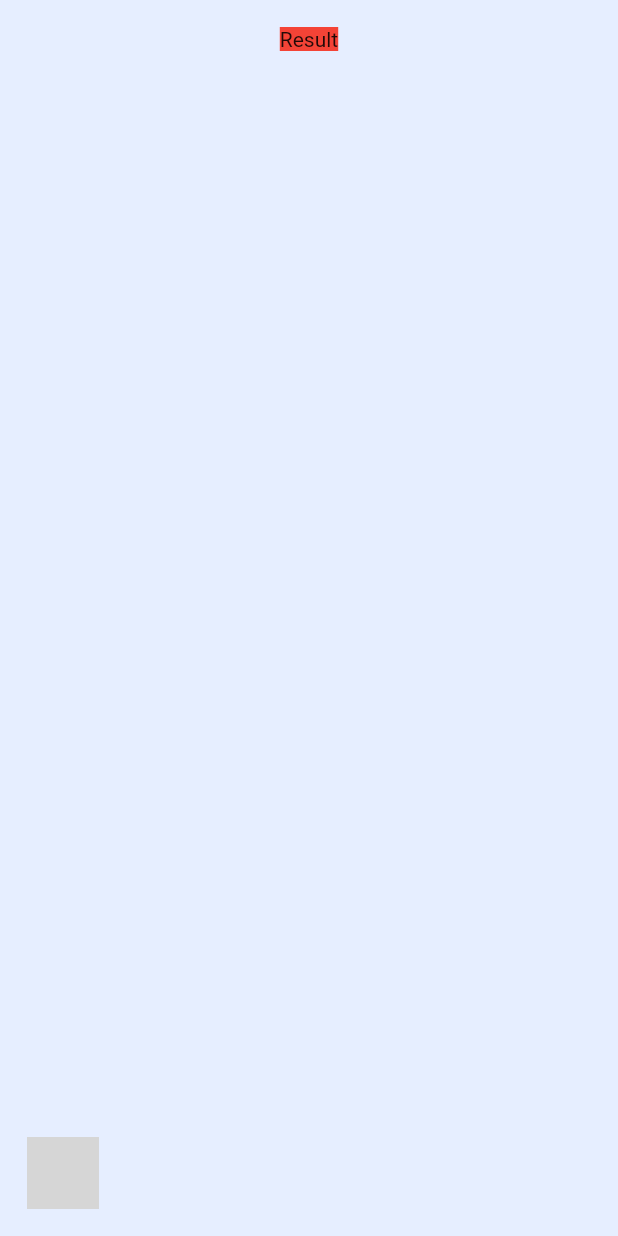
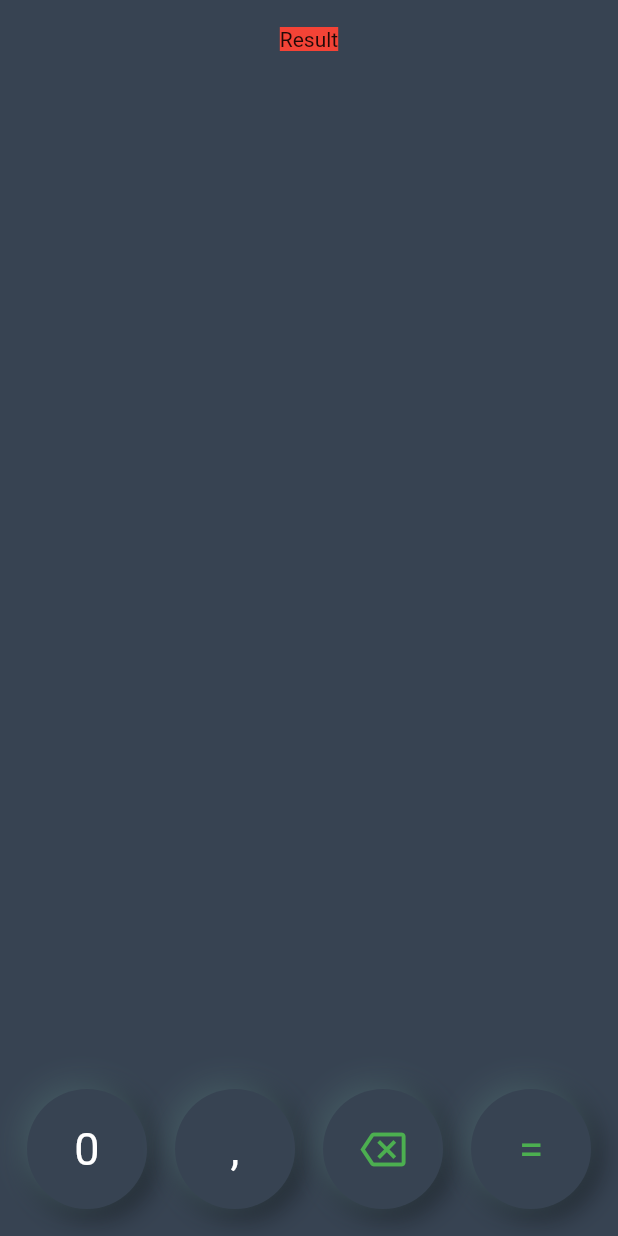
Before and after one commit to JJinuk/2021-Flutter-Study, a Flutter app: the screen it shows after launch, on a phone screen of 412 x 824 dp. Run offline on Flutter 3.47's test engine with Material 2 defaults, Android fonts, the phone set to English and light mode, and no system bars; our stand-ins replace fluttertoast; grey boxes are pictures that could not be loaded.

Commit message:
[jinuk] 2021 GDSC Flutter Study - week9_addNewButton
Signed-off-by: Jinuk <jitoor610@gmail.com>

```diff
--- a/Note/Jinuk/week9/calculator/lib/main.dart
+++ b/Note/Jinuk/week9/calculator/lib/main.dart
@@ -26,7 +26,7 @@ class CalculatorNeuApp extends StatefulWidget {
 }
 
 class _CalculatorNeuAppState extends State<CalculatorNeuApp> {
-  bool darkMode = false;
+  bool darkMode = true;
   @override
   Widget build(BuildContext context) {
     return Scaffold(
@@ -48,6 +48,15 @@ class _CalculatorNeuAppState extends State<CalculatorNeuApp> {
                       mainAxisAlignment: MainAxisAlignment.spaceBetween,
                       children: [
                         _buttonRounded(title: '0'),
+                        _buttonRounded(title: ','),
+                        _buttonRounded(
+                            icon: Icons.backspace_outlined,
+                            iconColor:
+                                darkMode ? Colors.green : Colors.redAccent),
+                        _buttonRounded(
+                            title: '=',
+                            textColor:
+                                darkMode ? Colors.green : Colors.redAccent),
                       ],
                     )
                   ],
@@ -58,19 +67,36 @@ class _CalculatorNeuAppState extends State<CalculatorNeuApp> {
         ),
       ),
     );
+  }
 
-    // ignore: dead_code
-    Widget _buttonRounded({required String title, double padding = 20}) {
+  Widget _buttonRounded(
+      {String? title,
+      double padding = 20,
+      IconData? icon,
+      Color? iconColor,
+      Color? textColor}) {
     return NeuContainer(
       darkMode: darkMode,
       borderRadius: BorderRadius.circular(40),
+      padding: EdgeInsets.all(padding),
       child: Container(
         width: padding * 2,
         height: padding * 2,
-          child: Center(child: Text('$'),)
+        child: Center(
+            child: title != null
+                ? Text(
+                    '$title',
+                    style: TextStyle(
+                        color: textColor != null
+                            ? textColor
+                            : darkMode
+                                ? Colors.white
+                                : Colors.black,
+                        fontSize: 30),
+                  )
+                : Icon(icon, color: iconColor, size: 30)),
       ),
     );
-    }
   }
 }
 
```
Lines whose indentation alone changed are shown as unchanged.
